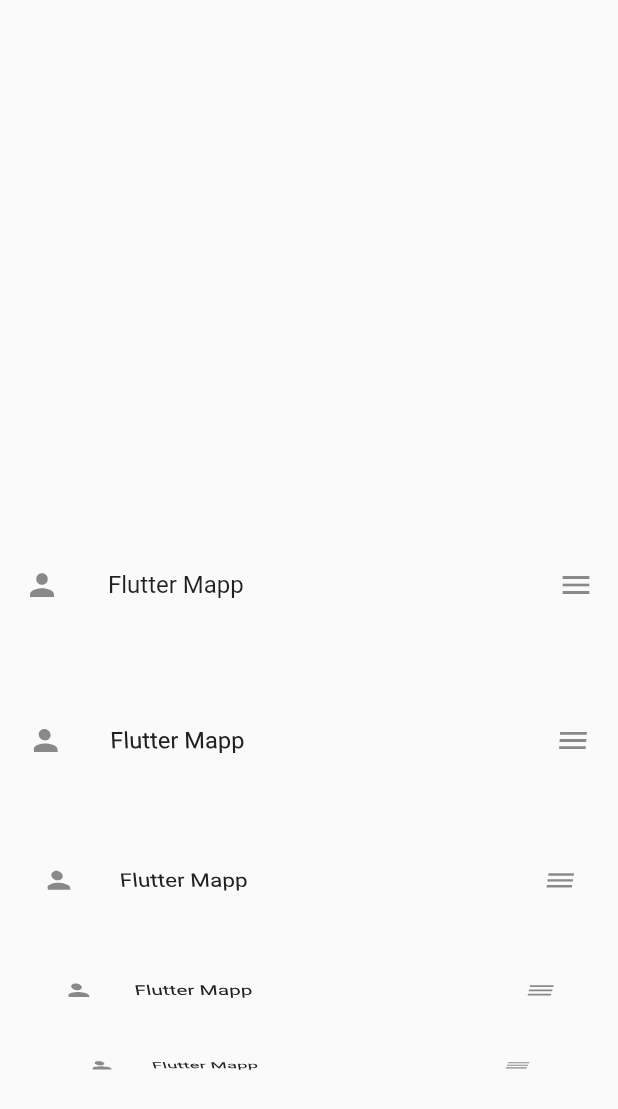
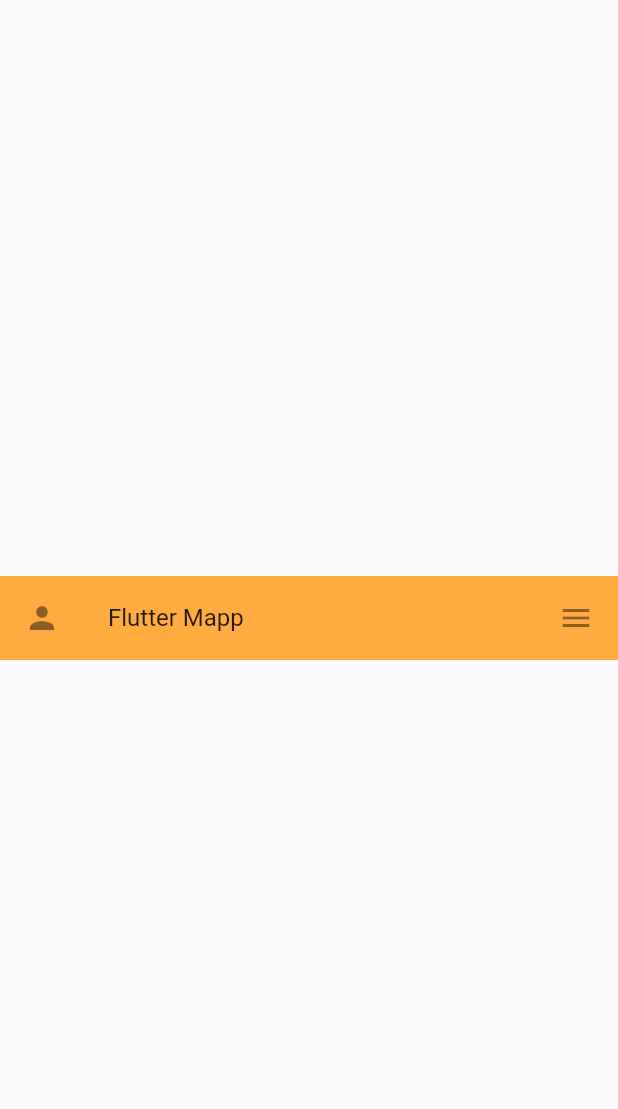
Before and after one commit to zalkary4/flutter_widget_3, a Flutter app: the screen it shows after launch, on a phone screen of 412 x 824 dp. Shown: the top 1109 px of the screen. Run offline on Flutter 3.47's test engine with Material 2 defaults, Android fonts, the phone set to English and light mode, and no system bars; our stand-ins replace syncfusion_flutter_datepicker; key blocks and very long unbroken strings in the code were emptied for the run.

Commit message:
list tile widget

```diff
--- /dev/null
+++ b/lib/list_tile_widget2.dart
@@ -0,0 +1,23 @@
+import 'package:flutter/material.dart';
+
+class ListTileWidget2 extends StatefulWidget {
+  const ListTileWidget2({Key? key}) : super(key: key);
+
+  @override
+  _ListTileWidget2State createState() => _ListTileWidget2State();
+}
+
+class _ListTileWidget2State extends State<ListTileWidget2> {
+  @override
+  Widget build(BuildContext context) {
+    return Center(
+      child: ListTile(
+        title: const Text('Flutter Mapp'),
+        tileColor: Colors.orangeAccent,
+        onTap: () {},
+        leading: const Icon(Icons.person),
+        trailing: const Icon(Icons.menu),
+      ),
+    );
+  }
+}
--- a/lib/main.dart
+++ b/lib/main.dart
@@ -1,5 +1,5 @@
 import 'package:flutter/material.dart';
-import 'package:flutter_application_1/list_wheel_scroll_view_widget.dart';
+import 'package:flutter_application_1/list_tile_widget2.dart';
 
 void main() {
   runApp(const MyApp());
@@ -12,7 +12,7 @@ class MyApp extends StatelessWidget {
     return const MaterialApp(
       debugShowCheckedModeBanner: false,
       home: Scaffold(
-        body: ListWheelScrollViewWidget2(),
+        body: ListTileWidget2(),
       ),
     );
   }
```
